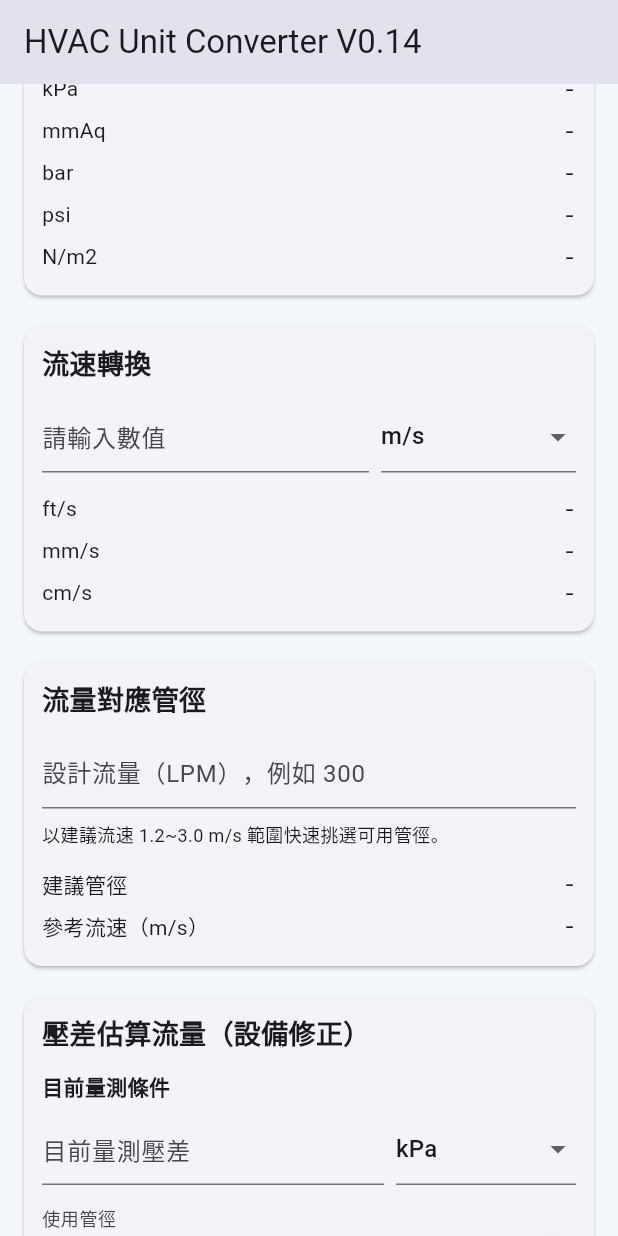
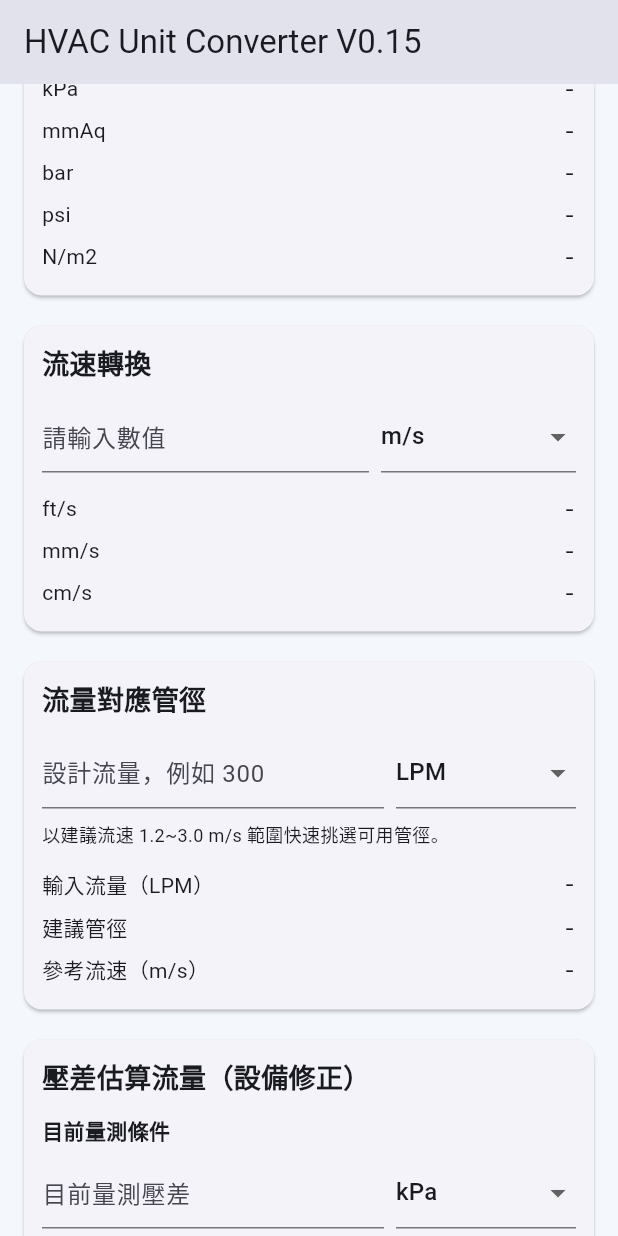
Before and after one commit to wuwu0102/hvac-unit-converter, a Flutter app: the screen it shows after launch, scrolled down 576 dp, on a phone screen of 412 x 824 dp. Run offline on Flutter 3.47's test engine with Material 3 defaults, Android fonts, the phone set to English and light mode, and no system bars.

Commit message:
Flow unit selector added for pipe sizing

```diff
--- a/lib/main.dart
+++ b/lib/main.dart
@@ -46,6 +46,7 @@ class _ConverterHomePageState extends State<ConverterHomePage> {
   String _velocityUnit = 'm/s';
 
   final _pipeFlowController = TextEditingController();
+  String _pipeFlowUnit = 'LPM';
 
   final _dpMeasuredController = TextEditingController();
   String _dpMeasuredUnit = 'kPa';
@@ -164,8 +165,26 @@ class _ConverterHomePageState extends State<ConverterHomePage> {
     return math.pi * diameterM * diameterM / 4;
   }
 
-  PipeSuggestion _suggestPipe(double flowLpm) {
-    final flowM3s = flowLpm / 60000;
+  double convertToLpm(double value, String unit) {
+    switch (unit) {
+      case 'CFM':
+        return value * 28.3168;
+      case 'CMH':
+        return value * 1000 / 60;
+      case 'm3/s':
+        return value * 60000;
+      case 'L/s':
+        return value * 60;
+      case 'LPM':
+        return value;
+      case 'CMM':
+        return value * 1000;
+      default:
+        return value;
+    }
+  }
+
+  PipeSuggestion _suggestPipe(double flowM3s) {
     final candidate = _pipeSizeList.firstWhere(
       (pipe) {
         final velocity = flowM3s / _pipeAreaM2(pipe);
@@ -319,18 +338,39 @@ class _ConverterHomePageState extends State<ConverterHomePage> {
   }
 
   Widget _pipeSuggestionCard() {
-    final flowLpm = _parsePositive(_pipeFlowController.text);
-    final suggestion = flowLpm == null ? null : _suggestPipe(flowLpm);
+    final inputValue = _parsePositive(_pipeFlowController.text);
+    final flowLpm = inputValue == null ? null : convertToLpm(inputValue, _pipeFlowUnit);
+    final flowM3s = flowLpm == null ? null : flowLpm / 60000;
+    final suggestion = flowM3s == null ? null : _suggestPipe(flowM3s);
     return _converterCard(
       title: '流量對應管徑',
       child: Column(
         crossAxisAlignment: CrossAxisAlignment.start,
         children: [
-          _numericField(_pipeFlowController, hint: '設計流量（LPM），例如 300'),
+          Row(
+            children: [
+              Expanded(child: _numericField(_pipeFlowController, hint: '設計流量，例如 300')),
+              const SizedBox(width: 8),
+              SizedBox(
+                width: 120,
+                child: DropdownButtonFormField<String>(
+                  value: _pipeFlowUnit,
+                  items: const ['CFM', 'CMH', 'm3/s', 'L/s', 'LPM', 'CMM']
+                      .map((u) => DropdownMenuItem(value: u, child: Text(u)))
+                      .toList(),
+                  onChanged: (value) {
+                    if (value == null) return;
+                    setState(() => _pipeFlowUnit = value);
+                  },
+                ),
+              ),
+            ],
+          ),
           const SizedBox(height: 8),
           const Text('以建議流速 1.2~3.0 m/s 範圍快速挑選可用管徑。', style: TextStyle(fontSize: 12)),
           const SizedBox(height: 10),
           _resultRows({
+            '輸入流量（LPM）': flowLpm == null ? '-' : _formatNumber(flowLpm),
             '建議管徑': suggestion == null ? '-' : '${suggestion.pipe.a} / ${suggestion.pipe.inchDn}',
             '參考流速（m/s）': suggestion == null ? '-' : _formatNumber(suggestion.velocity),
           }),
@@ -440,7 +480,7 @@ class _ConverterHomePageState extends State<ConverterHomePage> {
   @override
   Widget build(BuildContext context) {
     return Scaffold(
-      appBar: AppBar(title: const Text('HVAC Unit Converter V0.14')),
+      appBar: AppBar(title: const Text('HVAC Unit Converter V0.15')),
       body: LayoutBuilder(
         builder: (context, constraints) {
           final width = constraints.maxWidth;
```
